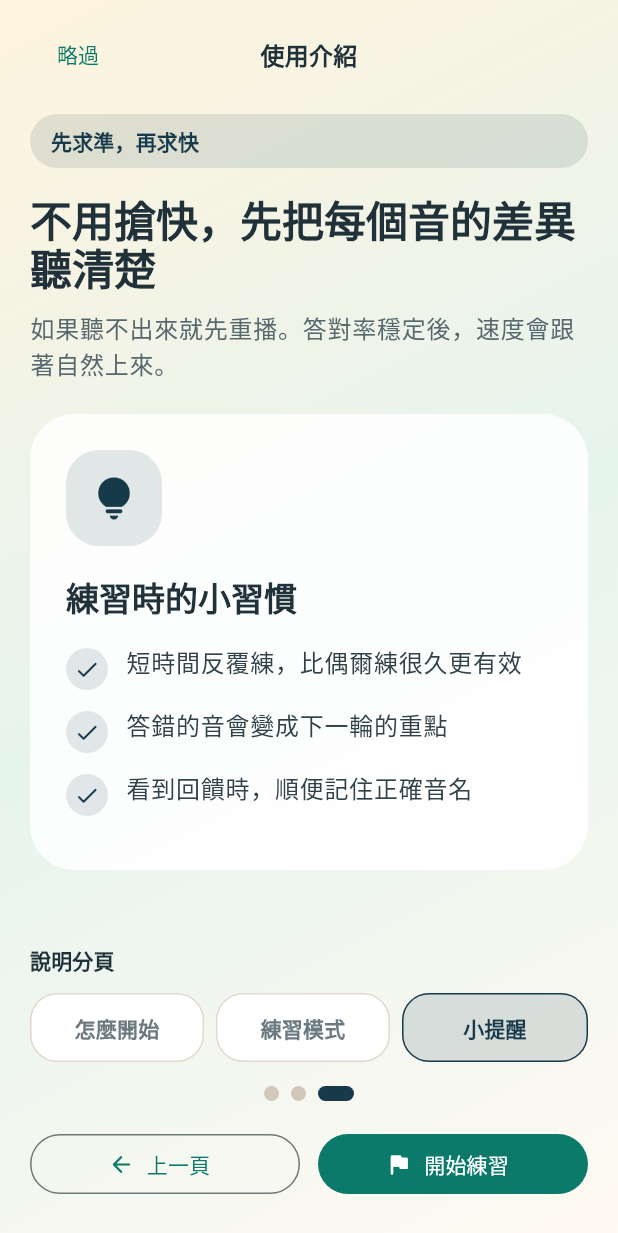
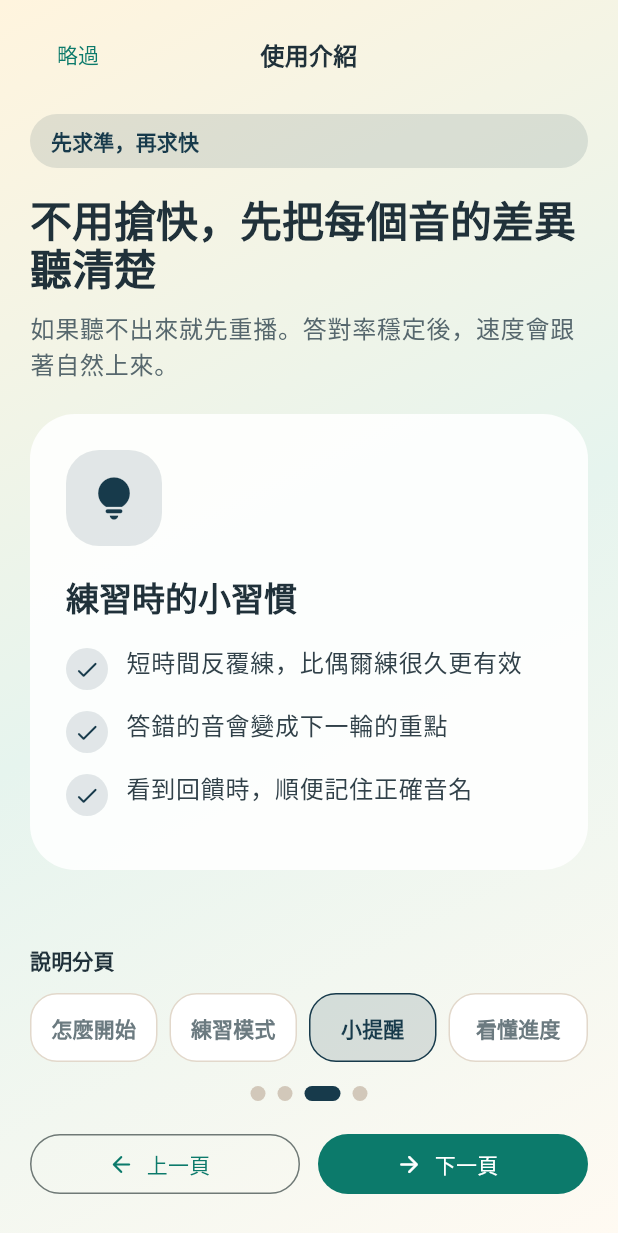
Before and after one commit to nelsonchung/yunxu_absolute_pitch, a Flutter app: the screen it shows after launch, swiped to page 3, on a phone screen of 412 x 824 dp. Shown: the top 1233 px of the screen. Run offline on Flutter 3.47's test engine with Material 3 defaults, Android fonts, the phone set to English and light mode, and no system bars; our stand-ins replace audioplayers, shared_preferences.

Commit message:
補充首頁進度說明分頁
根因 (Root cause):
使用介紹頁目前只涵蓋開始方式、練習模式與練習提醒，缺少對首頁進度資訊的說明，使用者較難理解首頁各區塊能幫助自己做什麼判斷。

解法 (Solution):
在介紹頁新增「看懂進度」分頁，補充訓練概況、今日建議與最近練習的說明，並更新 widget test 驗證新分頁可切換與顯示正確內容。

Constraint: 延續既有介紹頁分頁結構與視覺語氣，不額外增加導覽流程
Rejected: 把首頁說明直接塞回首頁主畫面 | 會增加主頁資訊密度並與介紹頁職責重疊
Confidence: high
Scope-risk: narrow
Reversibility: clean
Directive: 若未來再新增首頁資訊卡，記得同步更新介紹頁的「看懂進度」內容
Tested: dart analyze lib/src/intro/intro_page.dart test/intro_page_test.dart; flutter test test/intro_page_test.dart
Not-tested: 完整 app flow 下從首頁重新打開介紹頁的實機滑動手感

```diff
--- a/lib/src/intro/intro_page.dart
+++ b/lib/src/intro/intro_page.dart
@@ -50,6 +50,20 @@ class _IntroPageState extends State<IntroPage> {
       panelItems: ['短時間反覆練，比偶爾練很久更有效', '答錯的音會變成下一輪的重點', '看到回饋時，順便記住正確音名'],
       accent: Color(0xFF173A4B),
       icon: Icons.lightbulb_rounded,
+    ),
+    _IntroSectionData(
+      tabLabel: '看懂進度',
+      badge: '知道下一步',
+      title: '首頁會幫你整理近期狀態，知道現在該練什麼',
+      description: '你會看到總練習次數、整體正確率、平均反應，以及最近比較不穩的音，方便決定下一輪該從哪裡開始。',
+      panelTitle: '首頁可以怎麼看',
+      panelItems: [
+        '訓練概況：快速掌握正確率和反應速度',
+        '今日建議：先看系統目前推薦你練的音',
+        '最近練習：回頭檢查自己有沒有越來越穩',
+      ],
+      accent: Color(0xFF6C63FF),
+      icon: Icons.insights_rounded,
     ),
   ];
 
```
Also changed, not shown: 1 other file.
